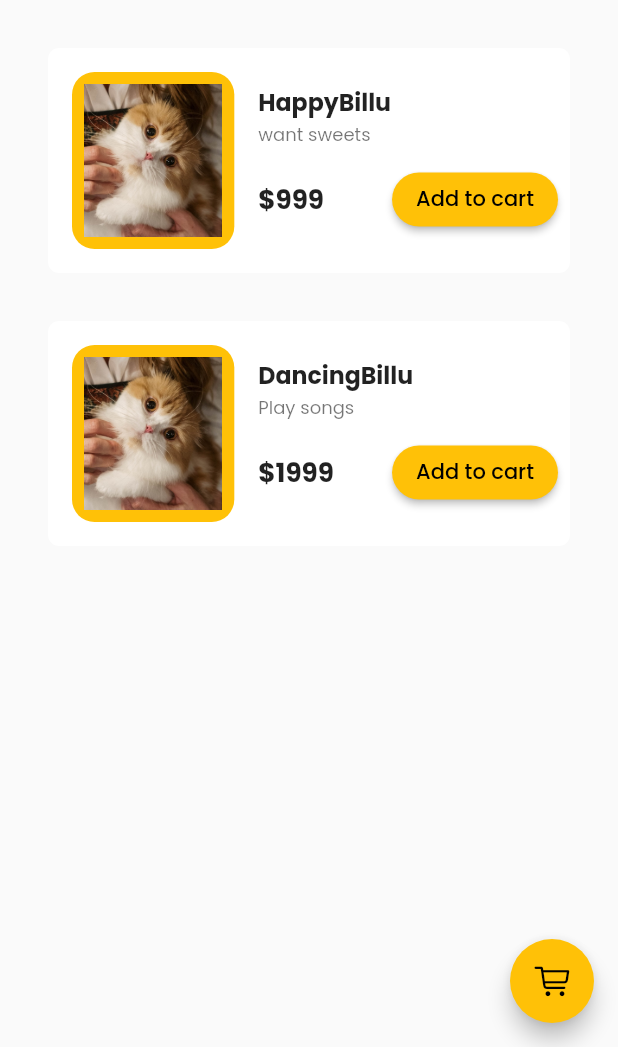
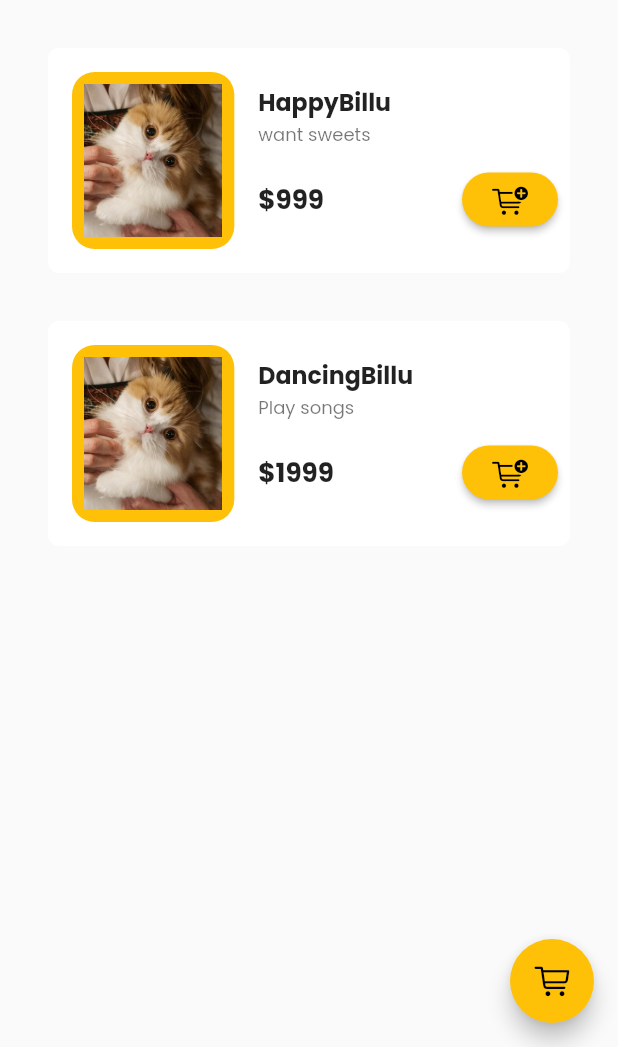
Before and after one commit to RahulRazdan/30DaysOfFlutter, a Flutter app: the screen it shows after launch, on a phone screen of 412 x 824 dp, the part 189-1236 px from its top. Run offline on Flutter 3.47's test engine with Material 2 defaults, Android fonts, the phone set to English and light mode, and no system bars; our stand-ins replace google_fonts, velocity_x.

Commit message:
Day18 completed

```diff
--- /dev/null
+++ b/lib/widgets/home_widgets/add_to_cart.dart
@@ -0,0 +1,40 @@
+import 'package:flutter/cupertino.dart';
+import 'package:flutter/material.dart';
+import 'package:flutter_application/models/billu.dart';
+import 'package:flutter_application/models/cart.dart';
+import 'package:velocity_x/velocity_x.dart';
+
+class AddToCart extends StatefulWidget {
+  final Item catalog;
+  const AddToCart({
+    Key? key,
+    required this.catalog,
+  }) : super(key: key);
+
+  @override
+  State<AddToCart> createState() => _AddToCartState();
+}
+
+class _AddToCartState extends State<AddToCart> {
+  final _cart = CartModel();
+
+  @override
+  Widget build(BuildContext context) {
+    bool isAdded = _cart.items.contains(widget.catalog) ? true : false;
+    return ElevatedButton(
+        onPressed: () {
+          if (!isAdded) {
+            isAdded = !isAdded;
+            final _catalog = BilluModel();
+            _cart.model = _catalog;
+            _cart.add(widget.catalog);
+            setState(() {});
+          }
+        },
+        child: isAdded
+            ? const Icon(Icons.done)
+            : const Icon(CupertinoIcons.cart_badge_plus),
+        style: ButtonStyle(
+            shape: MaterialStateProperty.all(const StadiumBorder())));
+  }
+}
--- a/lib/widgets/home_widgets/catalog_item.dart
+++ b/lib/widgets/home_widgets/catalog_item.dart
@@ -1,6 +1,7 @@
 import 'package:flutter/material.dart';
 import 'package:flutter_application/models/billu.dart';
 import 'package:flutter_application/models/cart.dart';
+import 'package:flutter_application/widgets/home_widgets/add_to_cart.dart';
 import 'package:flutter_application/widgets/home_widgets/catalog_image.dart';
 import 'package:velocity_x/velocity_x.dart';
 
@@ -29,7 +30,7 @@ class CatalogItem extends StatelessWidget {
               buttonPadding: EdgeInsets.zero,
               children: [
                 "\$${catalogItem.price}".text.bold.xl.make(),
-                _AddToCart(catalog: catalogItem)
+                AddToCart(catalog: catalogItem)
               ],
             ).pOnly(right: 8)
           ],
@@ -38,33 +39,3 @@ class CatalogItem extends StatelessWidget {
     )).white.roundedSM.square(150).make().py16();
   }
 }
-
-class _AddToCart extends StatefulWidget {
-  final Item catalog;
-  const _AddToCart({
-    Key? key,
-    required this.catalog,
-  }) : super(key: key);
-
-  @override
-  State<_AddToCart> createState() => _AddToCartState();
-}
-
-class _AddToCartState extends State<_AddToCart> {
-  bool isAdded = false;
-  @override
-  Widget build(BuildContext context) {
-    return ElevatedButton(
-        onPressed: () {
-          isAdded = !isAdded;
-          final _catalog = BilluModel();
-          final _cart = CartModel();
-          _cart.model = _catalog;
-          _cart.add(widget.catalog);
-          setState(() {});
-        },
-        child: isAdded ? const Icon(Icons.done) : "Add to cart".text.make(),
-        style: ButtonStyle(
-            shape: MaterialStateProperty.all(const StadiumBorder())));
-  }
-}
```
Also changed, not shown: lib/pages/cart_page.dart (+7 -2 lines), lib/pages/home_detail.dart (+4 -6 lines).
